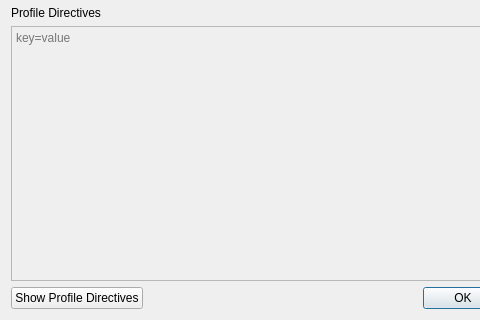
rizinorg/cutter, file src/dialogs/NativeDebugDialog.ui: the form before one commit; both pictures show x 0 to 480 and y 130 to 450 of the 600 by 450 pixel window.
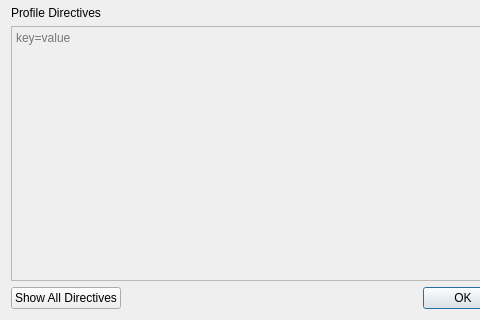
The form after the commit.

Commit message: Use Show All Directives instead of Show Profile Directives

The edit to the form file:
```diff
--- a/src/dialogs/NativeDebugDialog.ui
+++ b/src/dialogs/NativeDebugDialog.ui
@@ -121,7 +121,7 @@
      <item>
       <widget class="QPushButton" name="directiveListBtn">
        <property name="text">
-        <string>Show Profile Directives</string>
+        <string>Show All Directives</string>
        </property>
       </widget>
      </item>
```
